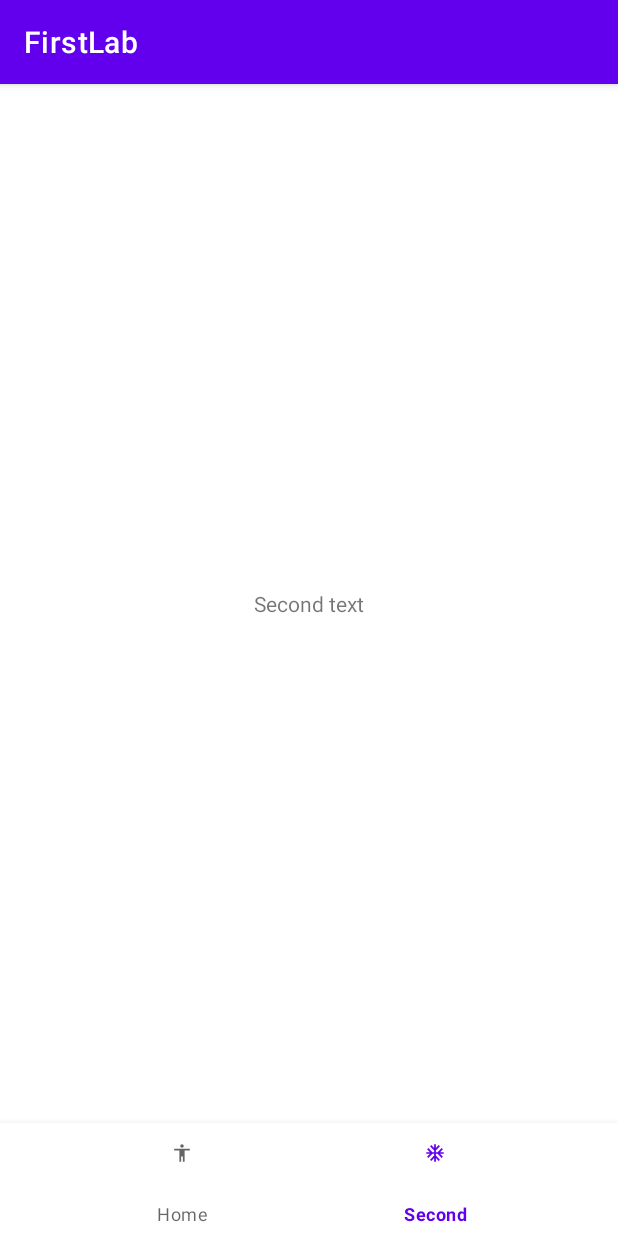
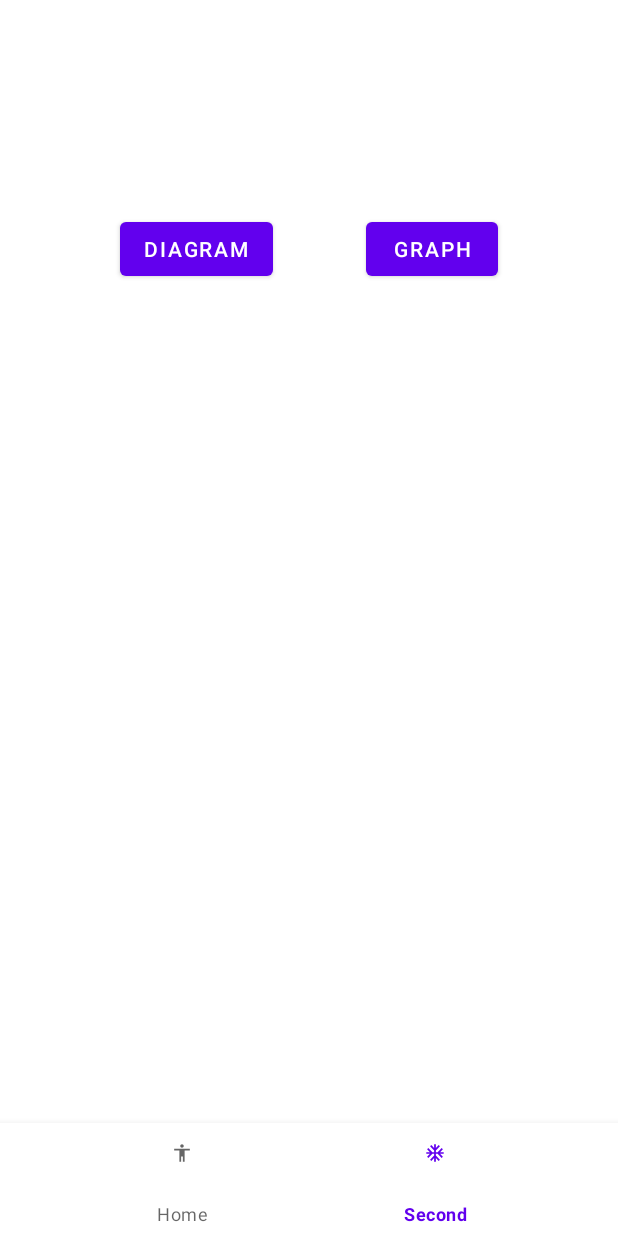
Before and after one commit to Yilotana1/Lab1, an Android app: the screen it shows after launch (MainActivity), item 2 of the bottom bar chosen, on a phone screen of 412 x 824 dp. Run offline under Robolectric (Android 15) with nearby library versions, the phone set to English and light mode, and no system bars.

Commit message:
Made second lab

```diff
--- /dev/null
+++ b/app/src/main/java/ua/kpi/comsys/io8107/DiagramFragment.kt
@@ -0,0 +1,19 @@
+package ua.kpi.comsys.io8107
+
+import android.os.Bundle
+import android.view.LayoutInflater
+import android.view.View
+import android.view.ViewGroup
+import androidx.fragment.app.Fragment
+
+class DiagramFragment: Fragment() {
+
+    override fun onCreateView(
+        inflater: LayoutInflater,
+        container: ViewGroup?,
+        savedInstanceState: Bundle?
+    ): View? {
+
+        return activity?.let { DiagramView(it.applicationContext) }
+    }
+}
--- /dev/null
+++ b/app/src/main/java/ua/kpi/comsys/io8107/GraphFragment.kt
@@ -0,0 +1,19 @@
+package ua.kpi.comsys.io8107
+
+import android.os.Bundle
+import android.view.LayoutInflater
+import android.view.View
+import android.view.ViewGroup
+import androidx.fragment.app.Fragment
+
+class GraphFragment : Fragment() {
+
+    override fun onCreateView(
+        inflater: LayoutInflater,
+        container: ViewGroup?,
+        savedInstanceState: Bundle?
+    ): View? {
+
+        return activity?.let { GraphView(it.applicationContext) }
+    }
+}
--- a/app/src/main/java/ua/kpi/comsys/io8107/MainActivity.kt
+++ b/app/src/main/java/ua/kpi/comsys/io8107/MainActivity.kt
@@ -2,26 +2,53 @@ package ua.kpi.comsys.io8107
 
 import androidx.appcompat.app.AppCompatActivity
 import android.os.Bundle
+import android.util.Log
+import android.view.View
+import android.widget.Button
 import androidx.fragment.app.Fragment
 import kotlinx.android.synthetic.main.activity_main.*
 
 class MainActivity : AppCompatActivity() {
     override fun onCreate(savedInstanceState: Bundle?) {
         super.onCreate(savedInstanceState)
+
         setContentView(R.layout.activity_main)
-
+        supportActionBar?.hide();
         val firstFragment: FirstFragment = FirstFragment()
-        val secondFragment : SecondFragment = SecondFragment()
+        val secondFragment: SecondFragment = SecondFragment()
 
         setTabFragment(firstFragment)
 
         bottomNavigationView.setOnNavigationItemSelectedListener {
-            when(it.itemId) {
+            when (it.itemId) {
                 R.id.home -> setTabFragment(firstFragment)
                 R.id.second -> setTabFragment(secondFragment)
             }
             true
         }
+
+
+//        val graphBtn = findViewById<Button>(R.id.graph)
+//        Log.d("TAG", "graphBTN = " + graphBtn)
+//        val diagramBtn = findViewById<Button>(R.id.diagram)
+//        val graphFragment = GraphFragment()
+//        val diagramFragment = DiagramFragment()
+//
+//        graphBtn.setOnClickListener {
+//            supportFragmentManager
+//                .beginTransaction().apply {
+//                    replace(R.id.picture, graphFragment)
+//                    commit()
+//                }
+//        }
+//
+//        diagramBtn.setOnClickListener {
+//            supportFragmentManager
+//                .beginTransaction().apply {
+//                    replace(R.id.picture, diagramFragment)
+//                    commit()
+//                }
+//        }
 
     }
 
@@ -32,5 +59,4 @@ class MainActivity : AppCompatActivity() {
         }
     }
 
-
 }
--- a/app/src/main/java/ua/kpi/comsys/io8107/SecondFragment.kt
+++ b/app/src/main/java/ua/kpi/comsys/io8107/SecondFragment.kt
@@ -1,6 +1,56 @@
 package ua.kpi.comsys.io8107
 
+import android.annotation.SuppressLint
+import android.app.Activity
+import android.content.Context
+import android.graphics.*
+import android.os.Bundle
+import android.util.Log
+import android.view.LayoutInflater
+import android.view.View
+import android.view.ViewGroup
+import android.widget.Button
+import androidx.appcompat.app.AppCompatActivity
+import androidx.constraintlayout.motion.widget.CustomFloatAttributes
+import androidx.core.view.get
 import androidx.fragment.app.Fragment
+import java.util.*
+import kotlin.collections.ArrayList
+import kotlin.math.cos
 
-class SecondFragment : Fragment(R.layout.second_fragment) {
+class SecondFragment : Fragment() {
+
+
+    override fun onCreateView(
+        inflater: LayoutInflater,
+        container: ViewGroup?,
+        savedInstanceState: Bundle?
+    ): View? {
+
+        val view = inflater.inflate(R.layout.second_fragment, null)
+        val graphBtn = view.findViewById<Button>(R.id.graph)
+        val diagramBtn = view.findViewById<Button>(R.id.diagram)
+
+        val graphFragment = GraphFragment()
+        val diagramFragment = DiagramFragment()
+        val fragmentManager = activity?.supportFragmentManager
+
+        graphBtn.setOnClickListener {
+            fragmentManager
+                ?.beginTransaction()?.apply {
+                    replace(R.id.picture, graphFragment)
+                    commit()
+                }
+        }
+
+        diagramBtn.setOnClickListener {
+            fragmentManager
+                ?.beginTransaction()?.apply {
+                    replace(R.id.picture, diagramFragment)
+                    commit()
+                }
+        }
+
+        return view
+    }
 }
--- a/app/src/main/res/layout/second_fragment.xml
+++ b/app/src/main/res/layout/second_fragment.xml
@@ -6,16 +6,41 @@
     android:layout_height="match_parent"
     tools:context=".MainActivity">
 
-    <TextView
-        android:id="@+id/second_text"
+    <FrameLayout
+        android:id="@+id/picture"
+        android:layout_width="314dp"
+        android:layout_height="312dp"
+        app:layout_constraintBottom_toBottomOf="parent"
+        app:layout_constraintEnd_toEndOf="parent"
+        app:layout_constraintHorizontal_bias="0.494"
+        app:layout_constraintStart_toStartOf="parent"
+        app:layout_constraintTop_toTopOf="parent"
+        app:layout_constraintVertical_bias="0.718">
+
+    </FrameLayout>
+
+    <Button
+        android:id="@+id/diagram"
         android:layout_width="wrap_content"
         android:layout_height="wrap_content"
-        android:text="Second text"
+        android:layout_marginStart="80dp"
+        android:layout_marginLeft="80dp"
+        android:text="diagram"
+        app:layout_constraintBottom_toBottomOf="parent"
+        app:layout_constraintStart_toStartOf="parent"
+        app:layout_constraintTop_toTopOf="parent"
+        app:layout_constraintVertical_bias="0.203" />
+
+    <Button
+        android:id="@+id/graph"
+        android:layout_width="wrap_content"
+        android:layout_height="wrap_content"
+        android:layout_marginEnd="80dp"
+        android:layout_marginRight="80dp"
+        android:text="graph"
         app:layout_constraintBottom_toBottomOf="parent"
         app:layout_constraintEnd_toEndOf="parent"
-        app:layout_constraintHorizontal_bias="0.5"
-        app:layout_constraintStart_toStartOf="parent"
-        app:layout_constraintTop_toTopOf="parent" />
-
+        app:layout_constraintTop_toTopOf="parent"
+        app:layout_constraintVertical_bias="0.203" />
 
 </androidx.constraintlayout.widget.ConstraintLayout>
```
Also changed, not shown: app/src/main/java/ua/kpi/comsys/io8107/DiagramView.kt (added, +56 -0 lines), app/src/main/java/ua/kpi/comsys/io8107/GraphView.kt (added, +72 -0 lines).
